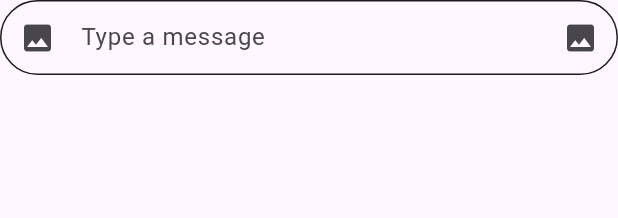
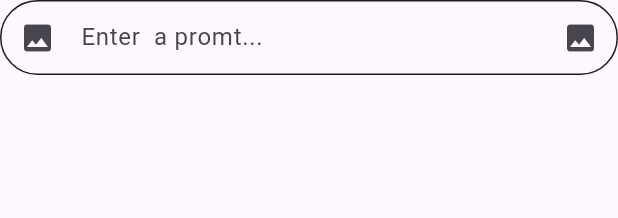
Before and after one commit to Devsaci/gemini_rd_app, a Flutter app: the BottomChatField widget shown alone on an empty page, opened directly, on a phone screen of 412 x 824 dp. Shown: the top 218 px of the screen. Run offline on Flutter 3.47's test engine with Material 3 defaults, Android fonts, the phone set to English and light mode, and no system bars; our stand-ins replace google_generative_ai, hive_flutter, image_picker; accounts and stored records are empty.

Commit message:
'Enter  a promt...',

```diff
--- a/lib/widgets/bottom_chat_field.dart
+++ b/lib/widgets/bottom_chat_field.dart
@@ -34,8 +34,8 @@ class _BottomChatFieldState extends State<BottomChatField> {
               controller: texteController,
               textInputAction: TextInputAction.send,
               onSubmitted: (String value) {},
-              decoration: const InputDecoration(
-                hintText: 'Type a message',
+              decoration: const InputDecoration.collapsed(
+                hintText: 'Enter  a promt...',
                 border: InputBorder.none,
               ),
             ),
```
